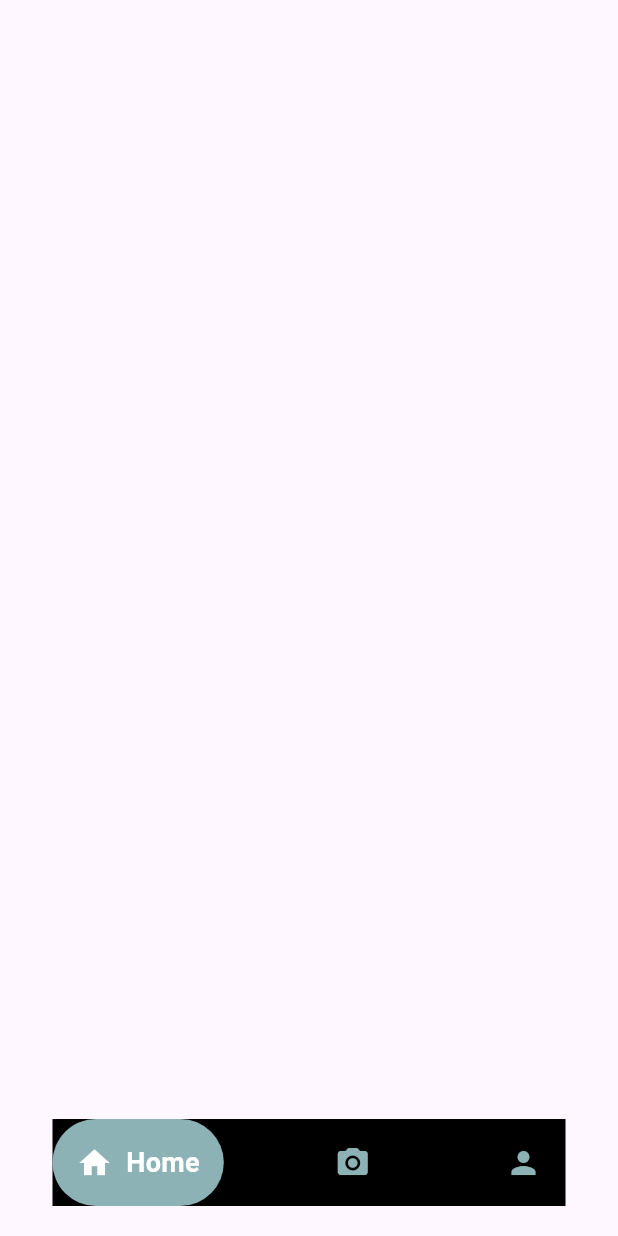
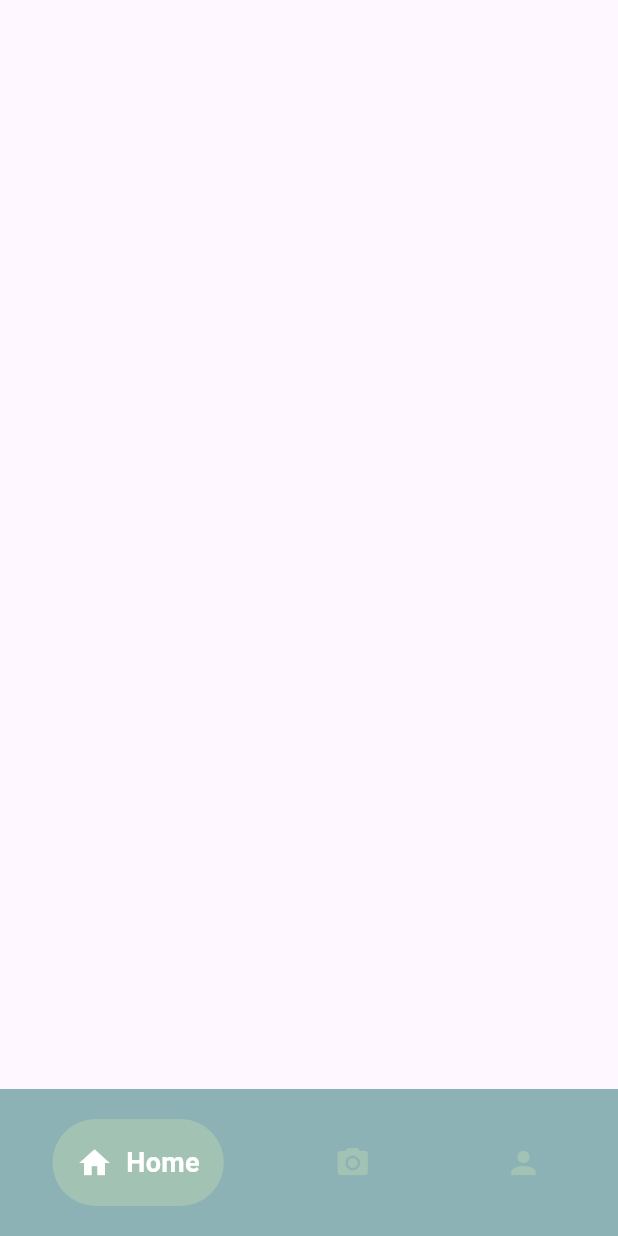
Before and after one commit to mega-b1te/WaForgeHackathon, a Flutter app: the screen it shows after launch, on a phone screen of 412 x 824 dp. Run offline on Flutter 3.47's test engine with Material 3 defaults, Android fonts, the phone set to English and light mode, and no system bars; drawn by our look-alikes of google_nav_bar; missing offline and left inert: openfoodfacts, simple_barcode_scanner.

Commit message:
colorchangesss

```diff
--- a/health_app/lib/home.dart
+++ b/health_app/lib/home.dart
@@ -37,6 +37,7 @@ class _MyHomePageState extends State<MyHomePage> {
       appBar: AppBar(),
       body: Center(),
       bottomNavigationBar: Container(
+        color: ThemeClass().secondaryColor,
         child: Padding(
           padding: EdgeInsets.symmetric(horizontal: 35, vertical: 20),
           child: GNav(
@@ -152,7 +153,7 @@ class _MyHomePageState extends State<MyHomePage> {
               //color: Color.fromARGB(255, 195, 131, 27),
               gap: 9,
               activeColor: ThemeClass().wColor,
-              backgroundColor: ThemeClass().bColor,
+              backgroundColor: ThemeClass().secondaryColor,
               padding: const EdgeInsets.all(16),
               // tabBorder: Border(
               //     bottom: BorderSide(color: Colors.black, width: 1.5),
@@ -161,9 +162,9 @@ class _MyHomePageState extends State<MyHomePage> {
               //     right: BorderSide(color: Colors.black, width: 1.5)),
               tabs: [
                 GButton(
-                  backgroundColor: ThemeClass().secondaryColor,
+                  backgroundColor: ThemeClass().primaryColor,
                   icon: Icons.home,
-                  iconColor: ThemeClass().secondaryColor,
+                  iconColor: ThemeClass().primaryColor,
                   text: 'Home',
                   textStyle: TextStyle(
                     fontSize: 18,
@@ -172,9 +173,9 @@ class _MyHomePageState extends State<MyHomePage> {
                   ),
                 ),
                 GButton(
-                  backgroundColor: ThemeClass().secondaryColor,
+                  backgroundColor: ThemeClass().primaryColor,
                   icon: Icons.camera_alt,
-                  iconColor: ThemeClass().secondaryColor,
+                  iconColor: ThemeClass().primaryColor,
                   text: 'Scan',
                   textStyle: TextStyle(
                     fontSize: 18,
@@ -183,9 +184,9 @@ class _MyHomePageState extends State<MyHomePage> {
                   ),
                 ),
                 GButton(
-                  backgroundColor: ThemeClass().secondaryColor,
+                  backgroundColor: ThemeClass().primaryColor,
                   icon: Icons.person,
-                  iconColor: ThemeClass().secondaryColor,
+                  iconColor: ThemeClass().primaryColor,
                   text: 'Profile',
                   textStyle: TextStyle(
                     fontSize: 18,
--- a/health_app/lib/theme.dart
+++ b/health_app/lib/theme.dart
@@ -5,7 +5,7 @@ class ThemeClass {
   Color primaryColor = Color.fromARGB(255, 162, 194, 180);
   Color bColor = Color.fromARGB(255, 0, 0, 0);
   Color wColor = Color.fromARGB(255, 255, 255, 255);
-  Color gColor = Color.fromARGB(255, 238, 178, 178);
+  Color gColor = Color.fromARGB(255, 217, 217, 217);
 
   static ThemeData lightTheme = ThemeData(
     primaryColor: ThemeData.light().scaffoldBackgroundColor,
```
